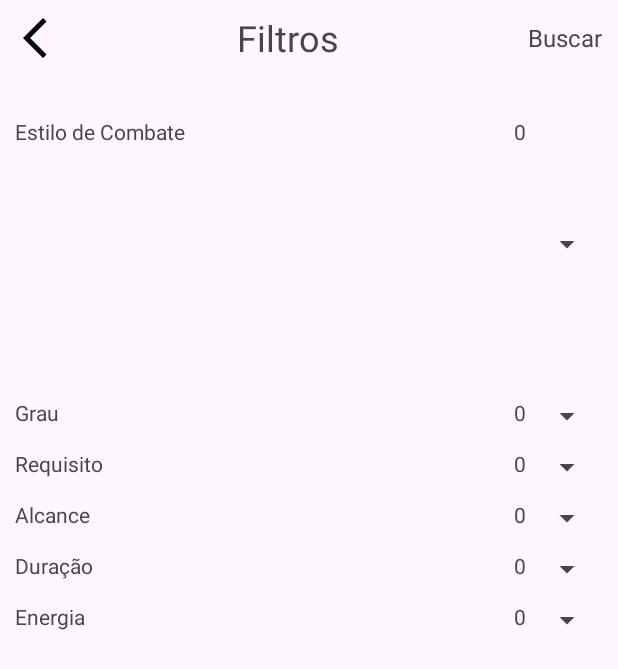
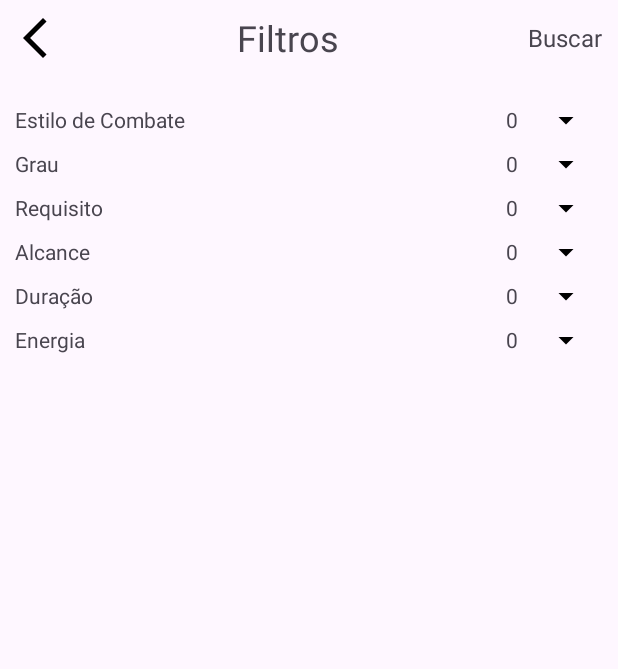
Before and after one commit to GustavoTeixeira684/spells_op, an Android app: the ViewFiltroSpell screen opened directly, with no data from a screen before it, on a phone screen of 412 x 824 dp. Shown: the top 669 px of the screen. Run offline under Robolectric (Android 15) with nearby library versions, the phone set to English and light mode, and no system bars.

Commit message:
Inserção da estrutura das funções de filtro na página de busca

```diff
--- /dev/null
+++ b/spellop/app/src/main/java/com/example/spellsop/adapter/RecyclerEstiloCombateAdapter.java
@@ -0,0 +1,60 @@
+package com.example.spellsop.adapter;
+
+import android.content.Context;
+import android.view.LayoutInflater;
+import android.view.View;
+import android.view.ViewGroup;
+
+import androidx.annotation.NonNull;
+import androidx.recyclerview.widget.RecyclerView;
+
+import com.example.spellsop.R;
+import com.example.spellsop.viewHolder.RecyclerEstiloCombateViewHolder;
+import com.example.spellsop.viewHolder.RecyclerSpellsViewHolder;
+
+import java.util.ArrayList;
+
+public class RecyclerEstiloCombateAdapter extends RecyclerView.Adapter<RecyclerEstiloCombateViewHolder> {
+
+    private Context context;
+    private ArrayList<String> itens; // Arraylist que carrega os itens que serão exibidos
+
+
+    public RecyclerEstiloCombateAdapter(Context context, ArrayList<String> itens){
+        this.context = context;
+        this.itens = itens;
+    }
+
+    @Override
+    public RecyclerEstiloCombateViewHolder onCreateViewHolder(@NonNull ViewGroup parent, int viewType) {
+
+        View view = LayoutInflater.from(this.context).inflate(R.layout.card_item_filtro, parent, false);
+
+        return new RecyclerEstiloCombateViewHolder(view);
+    }
+
+    @Override
+    public void onBindViewHolder(@NonNull RecyclerEstiloCombateViewHolder holder, int position) {
+        String item = itens.get(position);
+        holder.labelItem.setText(item);
+        holder.imgCheck.setVisibility(View.INVISIBLE);
+
+        // Evento selecionando item
+        holder.cardEstiloCombate.setOnClickListener(new View.OnClickListener() {
+            @Override
+            public void onClick(View v) {
+                if(holder.imgCheck.getVisibility() == View.INVISIBLE){
+                    holder.imgCheck.setVisibility(View.VISIBLE);
+                }else{
+                    holder.imgCheck.setVisibility(View.INVISIBLE);
+                }
+
+            }
+        });
+    }
+
+    @Override
+    public int getItemCount() {
+        return itens.size();
+    }
+}
--- a/spellop/app/src/main/java/com/example/spellsop/view/ViewFiltroSpell.java
+++ b/spellop/app/src/main/java/com/example/spellsop/view/ViewFiltroSpell.java
@@ -2,6 +2,7 @@ package com.example.spellsop.view;
 
 import android.os.Bundle;
 import android.view.View;
+import android.widget.AdapterView;
 import android.widget.ArrayAdapter;
 import android.widget.ImageButton;
 import android.widget.Spinner;
@@ -12,13 +13,23 @@ import androidx.appcompat.app.AppCompatActivity;
 import androidx.core.graphics.Insets;
 import androidx.core.view.ViewCompat;
 import androidx.core.view.WindowInsetsCompat;
+import androidx.recyclerview.widget.LinearLayoutManager;
+import androidx.recyclerview.widget.RecyclerView;
 
 import com.example.spellsop.R;
+import com.example.spellsop.adapter.RecyclerEstiloCombateAdapter;
 import com.example.spellsop.controller.SpellsController;
 
 import java.util.ArrayList;
+import java.util.Collections;
 
 public class ViewFiltroSpell extends AppCompatActivity {
+
+    private RecyclerEstiloCombateAdapter recyclerEstiloCombateAdapter;
+    RecyclerView recyclerEstiloCombate;
+    TextView txtBuscar, txtQntEstiloCombate, txtQntGrau, txtQntRequisito, txtQntAlcance, txtQntDuracao, txtQntEnergia;
+    ImageButton imgBtnVoltar, imgBtnEstiloCombate;
+
 
     @Override
     protected void onCreate(Bundle savedInstanceState) {
@@ -27,18 +38,39 @@ public class ViewFiltroSpell extends AppCompatActivity {
         setContentView(R.layout.activity_view_filtro_spell);
 
         //Declarações
-        ImageButton imgBtnVoltar = findViewById(R.id.imgBtnVoltar);
-        TextView txtBuscar = findViewById(R.id.txtBuscar);
-        TextView txtQntEstiloCombate = findViewById(R.id.txtQntEstiloCombate);
-        TextView txtQntGrau = findViewById(R.id.txtQntGrau);
-        TextView txtQntRequisito = findViewById(R.id.txtQntRequisito);
-        TextView txtQntAlcance = findViewById(R.id.txtQntAlcance);
-        TextView txtQntDuracao = findViewById(R.id.txtQntDuracao);
-        TextView txtQntEnergia = findViewById(R.id.txtQntEnergia);
-        carregaSpinners();
+        imgBtnVoltar = findViewById(R.id.imgBtnVoltar);
+        txtBuscar = findViewById(R.id.txtBuscar);
+        txtQntEstiloCombate = findViewById(R.id.txtQntEstiloCombate);
+        txtQntGrau = findViewById(R.id.txtQntGrau);
+        txtQntRequisito = findViewById(R.id.txtQntRequisito);
+        txtQntAlcance = findViewById(R.id.txtQntAlcance);
+        txtQntDuracao = findViewById(R.id.txtQntDuracao);
+        txtQntEnergia = findViewById(R.id.txtQntEnergia);
+        recyclerEstiloCombate = findViewById(R.id.recyclerEstiloCombate);
+        imgBtnEstiloCombate = findViewById(R.id.imgBtnEstiloCombate);
+
+        this.setEstadoInicialComponentes();
+        this.carregaSpinners();
+        this.setEventos();
+
+        ViewCompat.setOnApplyWindowInsetsListener(findViewById(R.id.Filtros), (v, insets) -> {
+            Insets systemBars = insets.getInsets(WindowInsetsCompat.Type.systemBars());
+            v.setPadding(systemBars.left, systemBars.top, systemBars.right, systemBars.bottom);
+            return insets;
+        });
+
+    }
+
+    private void setEstadoInicialComponentes(){
+
+        recyclerEstiloCombate.setVisibility(View.GONE);
+
+    }
+
+     // Método para centralizar os eventos
+    private void setEventos(){
 
 
-        // Funções
         //Voltar
         imgBtnVoltar.setOnClickListener(new View.OnClickListener() {
             @Override
@@ -54,47 +86,30 @@ public class ViewFiltroSpell extends AppCompatActivity {
             }
         });
 
+        imgBtnEstiloCombate.setOnClickListener(new View.OnClickListener() {
+            @Override
+            public void onClick(View v) {
+                if(recyclerEstiloCombate.getVisibility() == View.GONE){
+                    recyclerEstiloCombate.setVisibility(View.VISIBLE);
+                }else{
+                    recyclerEstiloCombate.setVisibility(View.GONE);
+                }
+            }
+        });
 
-        ViewCompat.setOnApplyWindowInsetsListener(findViewById(R.id.Filtros), (v, insets) -> {
-            Insets systemBars = insets.getInsets(WindowInsetsCompat.Type.systemBars());
-            v.setPadding(systemBars.left, systemBars.top, systemBars.right, systemBars.bottom);
-            return insets;
-        });
     }
+
 
     private void carregaSpinners() {
 
-        Spinner spinnerEstiloCombate = findViewById(R.id.spinnerEstiloCombate);
-        Spinner spinnerGrau = findViewById(R.id.spinnerGrau);
-        Spinner spinnerRequisito = findViewById(R.id.spinnerRequisito);
-        Spinner spinnerAlcance = findViewById(R.id.spinnerAlcance);
-        Spinner spinnerDuracao = findViewById(R.id.spinnerDuracao);
-        Spinner spinnerEnergia = findViewById(R.id.spinnerEnergia);
-        ArrayList<ArrayList<String>> listaFiltros = SpellsController.returnFilters();
+        ArrayList<ArrayList<String>> listaItensFiltro = SpellsController.returnFilters();
+        Collections.sort(listaItensFiltro.get(0));
+        recyclerEstiloCombateAdapter = new RecyclerEstiloCombateAdapter(ViewFiltroSpell.this, listaItensFiltro.get(0));
+        RecyclerView.LayoutManager layoutManager = new LinearLayoutManager(ViewFiltroSpell.this, LinearLayoutManager.VERTICAL, false);
+        recyclerEstiloCombate.setLayoutManager(layoutManager);
+        recyclerEstiloCombate.setAdapter(recyclerEstiloCombateAdapter);
 
-        ArrayAdapter<String> estiloCombateDistintos = new ArrayAdapter<>(ViewFiltroSpell.this, android.R.layout.select_dialog_multichoice, listaFiltros.get(0));
-        estiloCombateDistintos.setDropDownViewResource(android.R.layout.select_dialog_multichoice);
-        spinnerEstiloCombate.setAdapter(estiloCombateDistintos);
 
-//        ArrayAdapter<String> grauDistintos = new ArrayAdapter<>(ViewFiltroSpell.this, android.R.layout.list_content, listaFiltros.get(1));
-//        grauDistintos.setDropDownViewResource(android.R.layout.list_content);
-//        spinnerGrau.setAdapter(grauDistintos);
-//
-//        ArrayAdapter<String> requisitoDistintos = new ArrayAdapter<>(ViewFiltroSpell.this, android.R.layout.expandable_list_content, listaFiltros.get(2));
-//        requisitoDistintos.setDropDownViewResource(android.R.layout.expandable_list_content);
-//        spinnerRequisito.setAdapter(requisitoDistintos);
-//
-//        ArrayAdapter<String> alcanceDistintos = new ArrayAdapter<>(ViewFiltroSpell.this, android.R.layout.browser_link_context_header, listaFiltros.get(3));
-//        alcanceDistintos.setDropDownViewResource(android.R.layout.browser_link_context_header);
-//        spinnerAlcance.setAdapter(alcanceDistintos);
-//
-//        ArrayAdapter<String> duracaoDistintos = new ArrayAdapter<>(ViewFiltroSpell.this, android.R.layout.select_dialog_item, listaFiltros.get(4));
-//        duracaoDistintos.setDropDownViewResource(android.R.layout.select_dialog_item);
-//        spinnerDuracao.setAdapter(duracaoDistintos);
-//
-//        ArrayAdapter<String> energiaDistintos = new ArrayAdapter<>(ViewFiltroSpell.this, android.R.layout.select_dialog_multichoice, listaFiltros.get(5));
-//        energiaDistintos.setDropDownViewResource(android.R.layout.select_dialog_multichoice);
-//        spinnerEnergia.setAdapter(energiaDistintos);
 
     }
 }
--- /dev/null
+++ b/spellop/app/src/main/java/com/example/spellsop/viewHolder/RecyclerEstiloCombateViewHolder.java
@@ -0,0 +1,25 @@
+package com.example.spellsop.viewHolder;
+
+import android.view.View;
+import android.widget.ImageView;
+import android.widget.TextView;
+
+import androidx.annotation.NonNull;
+import androidx.cardview.widget.CardView;
+import androidx.recyclerview.widget.RecyclerView;
+
+import com.example.spellsop.R;
+
+public class RecyclerEstiloCombateViewHolder extends RecyclerView.ViewHolder {
+
+    public TextView labelItem;
+    public ImageView imgCheck;
+    public CardView cardEstiloCombate;
+
+    public RecyclerEstiloCombateViewHolder(@NonNull View itemView) {
+        super(itemView);
+        labelItem = itemView.findViewById(R.id.labelItem);
+        imgCheck = itemView.findViewById(R.id.imgCheck);
+        cardEstiloCombate = itemView.findViewById(R.id.cardEstiloCombate);
+    }
+}
--- /dev/null
+++ b/spellop/app/src/main/res/drawable/arrow_drop_down_icon.xml
@@ -0,0 +1,5 @@
+<vector xmlns:android="http://schemas.android.com/apk/res/android" android:height="24dp" android:tint="#000000" android:viewportHeight="24" android:viewportWidth="24" android:width="24dp">
+
+    <path android:fillColor="@android:color/white" android:pathData="M7,10l5,5 5,-5z"/>
+
+</vector>
--- /dev/null
+++ b/spellop/app/src/main/res/drawable/check_icon.xml
@@ -0,0 +1,5 @@
+<vector xmlns:android="http://schemas.android.com/apk/res/android" android:height="24dp" android:tint="#000000" android:viewportHeight="24" android:viewportWidth="24" android:width="24dp">
+
+    <path android:fillColor="@android:color/white" android:pathData="M9,16.17L4.83,12l-1.42,1.41L9,19 21,7l-1.41,-1.41z"/>
+
+</vector>
--- a/spellop/app/src/main/res/layout/activity_view_filtro_spell.xml
+++ b/spellop/app/src/main/res/layout/activity_view_filtro_spell.xml
@@ -61,6 +61,13 @@
             android:orientation="vertical">
 
             <LinearLayout
+                android:id="@+id/linearVerticalEstiloCombate"
+                android:layout_width="match_parent"
+                android:layout_height="wrap_content"
+                android:orientation="vertical">
+
+                <LinearLayout
+                    android:id="@+id/linearHorizontalEstiloCombate"
                     android:layout_width="match_parent"
                     android:layout_height="wrap_content"
                     android:layout_marginTop="10dp"
@@ -83,13 +90,28 @@
                         android:gravity="center"
                         android:text="0" />
 
-                <Spinner
-                    android:id="@+id/spinnerEstiloCombate"
-                    android:layout_width="25dp"
+                    <ImageButton
+                        android:id="@+id/imgBtnEstiloCombate"
+                        android:layout_width="35dp"
+                        android:layout_height="match_parent"
+                        android:layout_weight="1"
+                        android:backgroundTint="@android:color/transparent"
+                        app:srcCompat="@drawable/arrow_drop_down_icon" />
+
+                </LinearLayout>
+
+                <androidx.recyclerview.widget.RecyclerView
+                    android:id="@+id/recyclerEstiloCombate"
+                    android:layout_width="match_parent"
+                    android:layout_height="match_parent"
+                    android:visibility="gone" />
+
+            </LinearLayout>
+
+            <LinearLayout
+                android:layout_width="match_parent"
                 android:layout_height="wrap_content"
-                    android:layout_weight="1"
-                    android:gravity="center" />
-            </LinearLayout>
+                android:orientation="vertical">
 
                 <LinearLayout
                     android:layout_width="match_parent"
@@ -112,12 +134,28 @@
                         android:gravity="center"
                         android:text="0" />
 
-                <Spinner
-                    android:id="@+id/spinnerGrau"
-                    android:layout_width="25dp"
+                    <ImageButton
+                        android:id="@+id/imgBtnGrau"
+                        android:layout_width="35dp"
+                        android:layout_height="match_parent"
+                        android:layout_weight="1"
+                        android:backgroundTint="@android:color/transparent"
+                        app:srcCompat="@drawable/arrow_drop_down_icon" />
+
+                </LinearLayout>
+
+                <androidx.recyclerview.widget.RecyclerView
+                    android:id="@+id/recyclerGrau"
+                    android:layout_width="match_parent"
                     android:layout_height="wrap_content"
-                    android:layout_weight="1" />
+                    android:visibility="gone" />
+
             </LinearLayout>
+
+            <LinearLayout
+                android:layout_width="match_parent"
+                android:layout_height="wrap_content"
+                android:orientation="vertical">
 
                 <LinearLayout
                     android:layout_width="match_parent"
@@ -141,18 +179,31 @@
                         android:gravity="center"
                         android:text="0" />
 
-                <Spinner
-                    android:id="@+id/spinnerRequisito"
-                    android:layout_width="25dp"
+                    <ImageButton
+                        android:id="@+id/imgBtnRequisito"
+                        android:layout_width="35dp"
+                        android:layout_height="match_parent"
+                        android:layout_weight="1"
+                        android:backgroundTint="@android:color/transparent"
+                        app:srcCompat="@drawable/arrow_drop_down_icon" />
+                </LinearLayout>
+
+                <androidx.recyclerview.widget.RecyclerView
+                    android:id="@+id/recyclerRequisito"
+                    android:layout_width="match_parent"
                     android:layout_height="wrap_content"
-                    android:layout_weight="1" />
+                    android:visibility="gone" />
             </LinearLayout>
 
             <LinearLayout
                 android:layout_width="match_parent"
-                android:layout_height="0dp"
+                android:layout_height="wrap_content"
+                android:orientation="vertical">
+
+                <LinearLayout
+                    android:layout_width="match_parent"
+                    android:layout_height="wrap_content"
                     android:layout_marginTop="10dp"
-                android:layout_weight="1"
                     android:orientation="horizontal">
 
                     <TextView
@@ -170,18 +221,33 @@
                         android:gravity="center"
                         android:text="0" />
 
-                <Spinner
-                    android:id="@+id/spinnerAlcance"
-                    android:layout_width="25dp"
-                    android:layout_height="wrap_content"
-                    android:layout_weight="1" />
+                    <ImageButton
+                        android:id="@+id/imgBtnAlcance"
+                        android:layout_width="35dp"
+                        android:layout_height="match_parent"
+                        android:layout_weight="1"
+                        android:backgroundTint="@android:color/transparent"
+                        app:srcCompat="@drawable/arrow_drop_down_icon" />
+                </LinearLayout>
+
+                <androidx.recyclerview.widget.RecyclerView
+                    android:id="@+id/recyclerAlcance"
+                    android:layout_width="match_parent"
+                    android:layout_height="0dp"
+                    android:layout_weight="1"
+                    android:visibility="gone" />
+
             </LinearLayout>
 
             <LinearLayout
                 android:layout_width="match_parent"
-                android:layout_height="0dp"
+                android:layout_height="wrap_content"
+                android:orientation="vertical">
+
+                <LinearLayout
+                    android:layout_width="match_parent"
+                    android:layout_height="wrap_content"
                     android:layout_marginTop="10dp"
-                android:layout_weight="1"
                     android:orientation="horizontal">
 
                     <TextView
@@ -199,18 +265,33 @@
                         android:gravity="center"
                         android:text="0" />
 
-                <Spinner
-                    android:id="@+id/spinnerDuracao"
-                    android:layout_width="25dp"
+                    <ImageButton
+                        android:id="@+id/imgBtnDuracao"
+                        android:layout_width="35dp"
+                        android:layout_height="match_parent"
+                        android:layout_weight="1"
+                        android:backgroundTint="@android:color/transparent"
+                        app:srcCompat="@drawable/arrow_drop_down_icon" />
+                </LinearLayout>
+
+                <androidx.recyclerview.widget.RecyclerView
+                    android:id="@+id/recyclerDuracao"
+                    android:layout_width="match_parent"
                     android:layout_height="wrap_content"
-                    android:layout_weight="1" />
+                    android:layout_weight="1"
+                    android:visibility="gone" />
+
             </LinearLayout>
 
             <LinearLayout
                 android:layout_width="match_parent"
-                android:layout_height="0dp"
+                android:layout_height="wrap_content"
+                android:orientation="vertical">
+
+                <LinearLayout
+                    android:layout_width="match_parent"
+                    android:layout_height="wrap_content"
                     android:layout_marginTop="10dp"
-                android:layout_weight="1"
                     android:orientation="horizontal">
 
                     <TextView
@@ -228,11 +309,22 @@
                         android:gravity="center"
                         android:text="0" />
 
-                <Spinner
-                    android:id="@+id/spinnerEnergia"
-                    android:layout_width="25dp"
-                    android:layout_height="wrap_content"
-                    android:layout_weight="1" />
+                    <ImageButton
+                        android:id="@+id/imgBtnEnergia"
+                        android:layout_width="35dp"
+                        android:layout_height="match_parent"
+                        android:layout_weight="1"
+                        android:backgroundTint="@android:color/transparent"
+                        app:srcCompat="@drawable/arrow_drop_down_icon" />
+                </LinearLayout>
+
+                <androidx.recyclerview.widget.RecyclerView
+                    android:id="@+id/recyclerEnergia"
+                    android:layout_width="match_parent"
+                    android:layout_height="0dp"
+                    android:layout_weight="1"
+                    android:visibility="gone" />
+
             </LinearLayout>
 
 
--- /dev/null
+++ b/spellop/app/src/main/res/layout/card_item_filtro.xml
@@ -0,0 +1,38 @@
+<?xml version="1.0" encoding="utf-8"?>
+<androidx.constraintlayout.widget.ConstraintLayout xmlns:android="http://schemas.android.com/apk/res/android"
+    xmlns:app="http://schemas.android.com/apk/res-auto"
+    xmlns:tools="http://schemas.android.com/tools"
+    android:layout_width="match_parent"
+    android:layout_height="wrap_content"
+    android:layout_marginLeft="5dp"
+    android:layout_marginTop="5dp"
+    android:layout_marginRight="5dp">
+
+    <androidx.cardview.widget.CardView
+        android:id="@+id/cardEstiloCombate"
+        android:layout_width="match_parent"
+        android:layout_height="match_parent"
+        tools:layout_editor_absoluteX="5dp">
+
+        <LinearLayout
+            android:layout_width="match_parent"
+            android:layout_height="match_parent"
+            android:orientation="horizontal">
+
+            <TextView
+                android:id="@+id/labelItem"
+                android:layout_width="365dp"
+                android:layout_height="match_parent"
+                android:text="Item"
+                android:textSize="16sp" />
+
+            <ImageView
+                android:id="@+id/imgCheck"
+                android:layout_width="match_parent"
+                android:layout_height="match_parent"
+                android:layout_weight="1"
+                app:srcCompat="@drawable/check_icon" />
+        </LinearLayout>
+
+    </androidx.cardview.widget.CardView>
+</androidx.constraintlayout.widget.ConstraintLayout>
```
Lines whose indentation alone changed are shown as unchanged.
